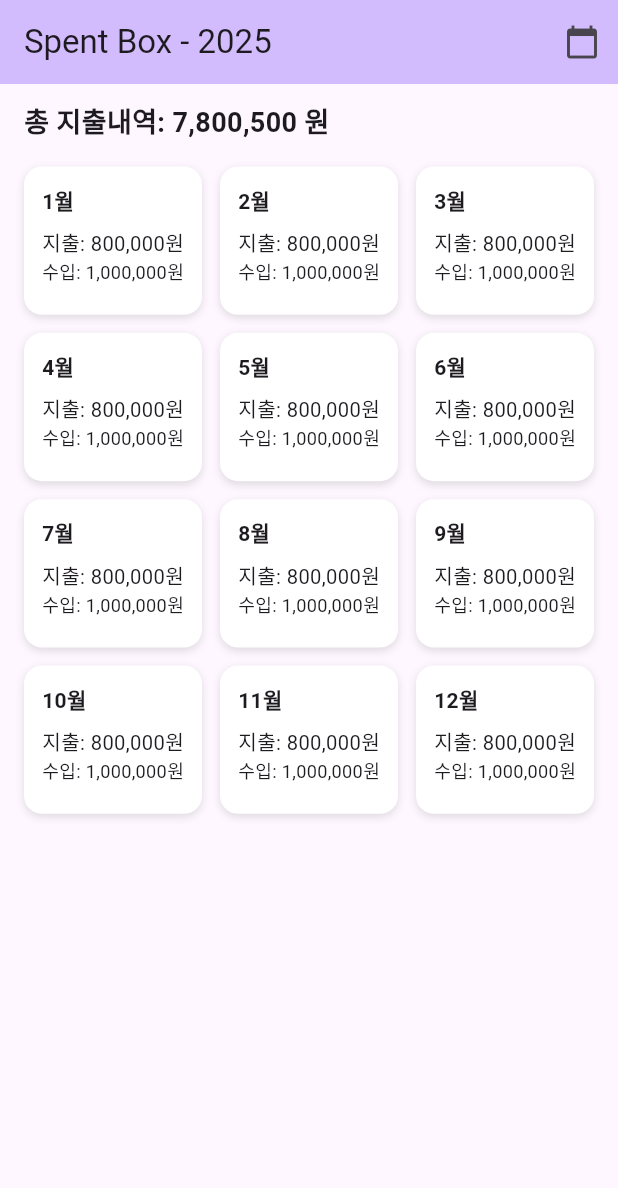
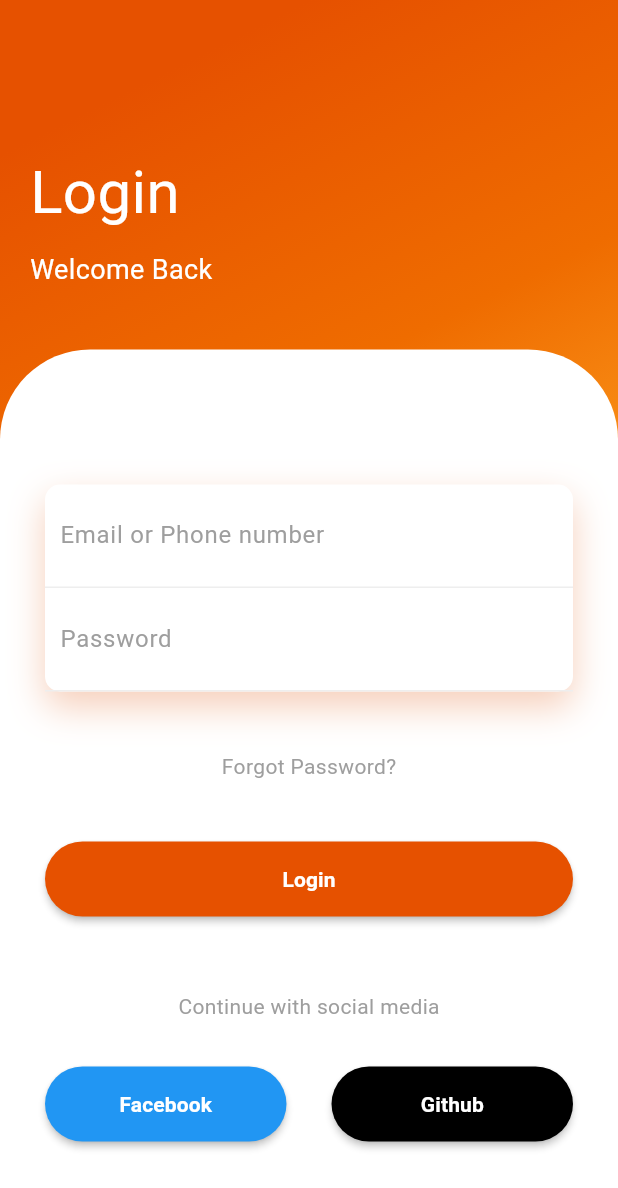
Before and after one commit to jaystar13/spent-box, a Flutter app: the screen it shows after launch, on a phone screen of 412 x 824 dp. Shown: the top 1188 px of the screen. Run offline on Flutter 3.47's test engine with Material 3 defaults, Android fonts, the phone set to English and light mode, and no system bars; our stand-ins replace animate_do.

Commit message:
feat: 로그인 화면

```diff
--- a/frontend/lib/main.dart
+++ b/frontend/lib/main.dart
@@ -1,145 +1,238 @@
+import 'package:animate_do/animate_do.dart';
 import 'package:flutter/material.dart';
-import 'package:frontend/pages/monthly_detail_page.dart';
+import 'package:frontend/pages/monthly_summary_page.dart';
 
-void main() {
-  runApp(const MyApp());
-}
+void main() => runApp(
+  MaterialApp(
+    debugShowCheckedModeBanner: false,
+    theme: ThemeData(
+      colorScheme: ColorScheme.fromSeed(seedColor: Colors.orange).copyWith(
+        inversePrimary: Colors.orange.shade900, // 원하는 색상으로 설정
+      ),
+      useMaterial3: true,
+    ),
+    home: HomePage(),
+  ),
+);
 
-class MyApp extends StatelessWidget {
-  const MyApp({super.key});
-
-  @override
-  Widget build(BuildContext context) {
-    return MaterialApp(
-      title: 'Spent Box',
-      theme: ThemeData(
-        colorScheme: ColorScheme.fromSeed(seedColor: Colors.deepPurple),
-      ),
-      home: const MyHomePage(title: 'Spent Box'),
-    );
-  }
-}
-
-class MyHomePage extends StatefulWidget {
-  const MyHomePage({super.key, required this.title});
-
-  final String title;
-
-  @override
-  State<MyHomePage> createState() => _MyHomePageState();
-}
-
-class _MyHomePageState extends State<MyHomePage> {
-  int selectedYear = 2025;
+class HomePage extends StatelessWidget {
+  const HomePage({super.key});
 
   @override
   Widget build(BuildContext context) {
     return Scaffold(
-      appBar: AppBar(
-        backgroundColor: Theme.of(context).colorScheme.inversePrimary,
-        title: Text('${widget.title} - $selectedYear'),
-        actions: [
-          PopupMenuButton(
-            icon: Icon(Icons.calendar_today),
-            itemBuilder: (context) => List.generate(10, (i) {
-              int year = 2025 - i;
-              return PopupMenuItem(value: year, child: Text('$year년'));
-            }),
-            onSelected: (year) {
-              setState(() {
-                selectedYear = year;
-              });
-            },
+      body: Container(
+        width: double.infinity,
+        decoration: BoxDecoration(
+          gradient: LinearGradient(
+            begin: Alignment.topCenter,
+            colors: [
+              Colors.orange.shade900,
+              Colors.orange.shade800,
+              Colors.orange.shade400,
+            ],
           ),
-        ],
-      ),
-      body: SafeArea(
-        bottom: true,
-        child: Padding(
-          padding: const EdgeInsets.symmetric(horizontal: 16.0, vertical: 12.0),
-          child: CustomScrollView(
-            slivers: [
-              SliverToBoxAdapter(
-                child: Column(
-                  crossAxisAlignment: CrossAxisAlignment.start,
-                  children: [
-                    Text(
-                      '총 지출내역: 7,800,500 원',
-                      style: TextStyle(
-                        fontSize: 18,
-                        fontWeight: FontWeight.bold,
+        ),
+        child: Column(
+          crossAxisAlignment: CrossAxisAlignment.start,
+          children: <Widget>[
+            SizedBox(height: 80),
+            Padding(
+              padding: EdgeInsets.all(20),
+              child: Column(
+                crossAxisAlignment: CrossAxisAlignment.start,
+                children: <Widget>[
+                  FadeInUp(
+                    duration: Duration(milliseconds: 1000),
+                    child: Text(
+                      "Login",
+                      style: TextStyle(color: Colors.white, fontSize: 40),
+                    ),
+                  ),
+                  SizedBox(height: 10),
+                  FadeInUp(
+                    duration: Duration(milliseconds: 1300),
+                    child: Text(
+                      "Welcome Back",
+                      style: TextStyle(color: Colors.white, fontSize: 18),
+                    ),
+                  ),
+                ],
+              ),
+            ),
+            SizedBox(height: 20),
+            Expanded(
+              child: Container(
+                decoration: BoxDecoration(
+                  color: Colors.white,
+                  borderRadius: BorderRadius.only(
+                    topLeft: Radius.circular(60),
+                    topRight: Radius.circular(60),
+                  ),
+                ),
+                child: Padding(
+                  padding: EdgeInsets.all(30),
+                  child: Column(
+                    children: <Widget>[
+                      SizedBox(height: 60),
+                      FadeInUp(
+                        duration: Duration(milliseconds: 1400),
+                        child: Container(
+                          decoration: BoxDecoration(
+                            color: Colors.white,
+                            borderRadius: BorderRadius.circular(10),
+                            boxShadow: [
+                              BoxShadow(
+                                color: Color.fromRGBO(225, 95, 27, .3),
+                                blurRadius: 20,
+                                offset: Offset(0, 10),
+                              ),
+                            ],
+                          ),
+                          child: Column(
+                            children: <Widget>[
+                              Container(
+                                padding: EdgeInsets.all(10),
+                                decoration: BoxDecoration(
+                                  border: Border(
+                                    bottom: BorderSide(
+                                      color: Colors.grey.shade200,
+                                    ),
+                                  ),
+                                ),
+                                child: TextField(
+                                  decoration: InputDecoration(
+                                    hintText: "Email or Phone number",
+                                    hintStyle: TextStyle(color: Colors.grey),
+                                    border: InputBorder.none,
+                                  ),
+                                ),
+                              ),
+                              Container(
+                                padding: EdgeInsets.all(10),
+                                decoration: BoxDecoration(
+                                  border: Border(
+                                    bottom: BorderSide(
+                                      color: Colors.grey.shade200,
+                                    ),
+                                  ),
+                                ),
+                                child: TextField(
+                                  obscureText: true,
+                                  decoration: InputDecoration(
+                                    hintText: "Password",
+                                    hintStyle: TextStyle(color: Colors.grey),
+                                    border: InputBorder.none,
+                                  ),
+                                ),
+                              ),
+                            ],
+                          ),
+                        ),
                       ),
-                    ),
-                    SizedBox(height: 16),
-                  ],
-                ),
-              ),
-              SliverPadding(
-                padding: EdgeInsets.only(bottom: 32),
-                sliver: SliverGrid(
-                  delegate: SliverChildBuilderDelegate((context, index) {
-                    int month = index + 1;
-                    return InkWell(
-                      onTap: () {
-                        Navigator.push(
-                          context,
-                          MaterialPageRoute(
-                            builder: (_) => MonthlyDetailPage(
-                              month: month,
-                              year: selectedYear,
+                      SizedBox(height: 40),
+                      FadeInUp(
+                        duration: Duration(milliseconds: 1500),
+                        child: Text(
+                          "Forgot Password?",
+                          style: TextStyle(color: Colors.grey),
+                        ),
+                      ),
+                      SizedBox(height: 40),
+                      FadeInUp(
+                        duration: Duration(milliseconds: 1600),
+                        child: MaterialButton(
+                          onPressed: () {
+                            Navigator.push(
+                              context,
+                              MaterialPageRoute(
+                                builder: (_) => MonthlySummaryPage(),
+                              ),
+                            );
+                          },
+                          height: 50,
+                          // margin: EdgeInsets.symmetric(horizontal: 50),
+                          color: Colors.orange[900],
+                          shape: RoundedRectangleBorder(
+                            borderRadius: BorderRadius.circular(50),
+                          ),
+                          // decoration: BoxDecoration(
+                          // ),
+                          child: Center(
+                            child: Text(
+                              "Login",
+                              style: TextStyle(
+                                color: Colors.white,
+                                fontWeight: FontWeight.bold,
+                              ),
                             ),
                           ),
-                        );
-                      },
-                      borderRadius: BorderRadius.circular(12),
-                      child: Container(
-                        decoration: BoxDecoration(
-                          color: Colors.white,
-                          borderRadius: BorderRadius.circular(12),
-                          boxShadow: [
-                            BoxShadow(
-                              color: Colors.black12,
-                              blurRadius: 4,
-                              offset: Offset(0, 2),
-                            ),
-                          ],
                         ),
-                        padding: const EdgeInsets.all(12),
-                        child: Column(
-                          crossAxisAlignment: CrossAxisAlignment.start,
-                          children: [
-                            FittedBox(
-                              fit: BoxFit.scaleDown,
-                              child: Text(
-                                '$month월',
-                                style: TextStyle(fontWeight: FontWeight.bold),
+                      ),
+                      SizedBox(height: 50),
+                      FadeInUp(
+                        duration: Duration(milliseconds: 1700),
+                        child: Text(
+                          "Continue with social media",
+                          style: TextStyle(color: Colors.grey),
+                        ),
+                      ),
+                      SizedBox(height: 30),
+                      Row(
+                        children: <Widget>[
+                          Expanded(
+                            child: FadeInUp(
+                              duration: Duration(milliseconds: 1800),
+                              child: MaterialButton(
+                                onPressed: () {},
+                                height: 50,
+                                color: Colors.blue,
+                                shape: RoundedRectangleBorder(
+                                  borderRadius: BorderRadius.circular(50),
+                                ),
+                                child: Center(
+                                  child: Text(
+                                    "Facebook",
+                                    style: TextStyle(
+                                      color: Colors.white,
+                                      fontWeight: FontWeight.bold,
+                                    ),
+                                  ),
+                                ),
                               ),
                             ),
-
-                            SizedBox(height: 8),
-                            FittedBox(
-                              fit: BoxFit.scaleDown,
-                              child: Text('지출: 800,000원'),
+                          ),
+                          SizedBox(width: 30),
+                          Expanded(
+                            child: FadeInUp(
+                              duration: Duration(milliseconds: 1900),
+                              child: MaterialButton(
+                                onPressed: () {},
+                                height: 50,
+                                shape: RoundedRectangleBorder(
+                                  borderRadius: BorderRadius.circular(50),
+                                ),
+                                color: Colors.black,
+                                child: Center(
+                                  child: Text(
+                                    "Github",
+                                    style: TextStyle(
+                                      color: Colors.white,
+                                      fontWeight: FontWeight.bold,
+                                    ),
+                                  ),
+                                ),
+                              ),
                             ),
-                            FittedBox(
-                              fit: BoxFit.scaleDown,
-                              child: Text('수입: 1,000,000원'),
-                            ),
-                          ],
-                        ),
+                          ),
+                        ],
                       ),
-                    );
-                  }, childCount: 12),
-                  gridDelegate: SliverGridDelegateWithFixedCrossAxisCount(
-                    crossAxisCount: 3,
-                    crossAxisSpacing: 12,
-                    mainAxisSpacing: 12,
-                    childAspectRatio: 1.2,
+                    ],
                   ),
                 ),
               ),
-            ],
-          ),
+            ),
+          ],
         ),
       ),
     );
--- a/frontend/lib/pages/category_items_page.dart
+++ b/frontend/lib/pages/category_items_page.dart
@@ -95,7 +95,10 @@ class _CategoryItemsPageState extends State<CategoryItemsPage> {
   @override
   Widget build(BuildContext context) {
     return Scaffold(
-      appBar: AppBar(title: Text('카테고리 구성항목 수정')),
+      appBar: AppBar(
+        title: Text('카테고리 구성항목 수정'),
+        backgroundColor: Theme.of(context).colorScheme.inversePrimary,
+      ),
       body: ListView(
         children: categoryChips.entries.map((entry) {
           final isUnclassified = entry.key == '미분류';
--- a/frontend/lib/pages/expense_upload_page.dart
+++ b/frontend/lib/pages/expense_upload_page.dart
@@ -19,7 +19,10 @@ class _ExpenseUploadPageState extends State<ExpenseUploadPage> {
     //String selectedBank = 'AA 카드';
 
     return Scaffold(
-      appBar: AppBar(title: Text('업로드 - ${widget.year}년 ${widget.month}월')),
+      appBar: AppBar(
+        title: Text('업로드 - ${widget.year}년 ${widget.month}월'),
+        backgroundColor: Theme.of(context).colorScheme.inversePrimary,
+      ),
       body: SingleChildScrollView(
         child: Padding(
           padding: const EdgeInsets.all(24.0),
--- a/frontend/lib/pages/monthly_detail_page.dart
+++ b/frontend/lib/pages/monthly_detail_page.dart
@@ -15,16 +15,16 @@ class _MonthlyDetailPageState extends State<MonthlyDetailPage> {
   @override
   Widget build(BuildContext context) {
     return Scaffold(
-      appBar: AppBar(title: Text('${widget.year}년 ${widget.month}월 상세 내역')),
+      appBar: AppBar(
+        title: Text('${widget.year}년 ${widget.month}월'),
+        backgroundColor: Theme.of(context).colorScheme.inversePrimary,
+      ),
       body: SingleChildScrollView(
         padding: const EdgeInsets.all(16.0),
         child: Column(
           crossAxisAlignment: CrossAxisAlignment.start,
           children: [
-            Text(
-              '${widget.year}년 ${widget.month}월 요약',
-              style: Theme.of(context).textTheme.titleLarge,
-            ),
+            Text('내역 요약', style: Theme.of(context).textTheme.titleLarge),
             const SizedBox(height: 16),
             Card(
               elevation: 2,
--- /dev/null
+++ b/frontend/lib/pages/monthly_summary_page.dart
@@ -0,0 +1,128 @@
+import 'package:flutter/material.dart';
+import 'package:frontend/pages/monthly_detail_page.dart';
+
+class MonthlySummaryPage extends StatefulWidget {
+  const MonthlySummaryPage({super.key});
+
+  @override
+  State<MonthlySummaryPage> createState() => _MonthlySummaryPageState();
+}
+
+class _MonthlySummaryPageState extends State<MonthlySummaryPage> {
+  int selectedYear = 2025;
+  String title = 'Spent Box';
+
+  @override
+  Widget build(BuildContext context) {
+    return Scaffold(
+      appBar: AppBar(
+        automaticallyImplyLeading: false,
+        backgroundColor: Theme.of(context).colorScheme.inversePrimary,
+        title: Text('$title - $selectedYear'),
+        actions: [
+          PopupMenuButton(
+            icon: Icon(Icons.calendar_today),
+            itemBuilder: (context) => List.generate(10, (i) {
+              int year = 2025 - i;
+              return PopupMenuItem(value: year, child: Text('$year년'));
+            }),
+            onSelected: (year) {
+              setState(() {
+                selectedYear = year;
+              });
+            },
+          ),
+        ],
+      ),
+      body: SafeArea(
+        bottom: true,
+        child: Padding(
+          padding: const EdgeInsets.symmetric(horizontal: 16.0, vertical: 12.0),
+          child: CustomScrollView(
+            slivers: [
+              SliverToBoxAdapter(
+                child: Column(
+                  crossAxisAlignment: CrossAxisAlignment.start,
+                  children: [
+                    Text(
+                      '총 지출내역: 7,800,500 원',
+                      style: TextStyle(
+                        fontSize: 18,
+                        fontWeight: FontWeight.bold,
+                      ),
+                    ),
+                    SizedBox(height: 16),
+                  ],
+                ),
+              ),
+              SliverPadding(
+                padding: EdgeInsets.only(bottom: 32),
+                sliver: SliverGrid(
+                  delegate: SliverChildBuilderDelegate((context, index) {
+                    int month = index + 1;
+                    return InkWell(
+                      onTap: () {
+                        Navigator.push(
+                          context,
+                          MaterialPageRoute(
+                            builder: (_) => MonthlyDetailPage(
+                              month: month,
+                              year: selectedYear,
+                            ),
+                          ),
+                        );
+                      },
+                      borderRadius: BorderRadius.circular(12),
+                      child: Container(
+                        decoration: BoxDecoration(
+                          color: Colors.white,
+                          borderRadius: BorderRadius.circular(12),
+                          boxShadow: [
+                            BoxShadow(
+                              color: Colors.black12,
+                              blurRadius: 4,
+                              offset: Offset(0, 2),
+                            ),
+                          ],
+                        ),
+                        padding: const EdgeInsets.all(12),
+                        child: Column(
+                          crossAxisAlignment: CrossAxisAlignment.start,
+                          children: [
+                            FittedBox(
+                              fit: BoxFit.scaleDown,
+                              child: Text(
+                                '$month월',
+                                style: TextStyle(fontWeight: FontWeight.bold),
+                              ),
+                            ),
+
+                            SizedBox(height: 8),
+                            FittedBox(
+                              fit: BoxFit.scaleDown,
+                              child: Text('지출: 800,000원'),
+                            ),
+                            FittedBox(
+                              fit: BoxFit.scaleDown,
+                              child: Text('수입: 1,000,000원'),
+                            ),
+                          ],
+                        ),
+                      ),
+                    );
+                  }, childCount: 12),
+                  gridDelegate: SliverGridDelegateWithFixedCrossAxisCount(
+                    crossAxisCount: 3,
+                    crossAxisSpacing: 12,
+                    mainAxisSpacing: 12,
+                    childAspectRatio: 1.2,
+                  ),
+                ),
+              ),
+            ],
+          ),
+        ),
+      ),
+    );
+  }
+}
--- a/frontend/pubspec.yaml
+++ b/frontend/pubspec.yaml
@@ -2,7 +2,7 @@ name: frontend
 description: "A new Flutter project."
 # The following line prevents the package from being accidentally published to
 # pub.dev using `flutter pub publish`. This is preferred for private packages.
-publish_to: 'none' # Remove this line if you wish to publish to pub.dev
+publish_to: "none" # Remove this line if you wish to publish to pub.dev
 
 # The following defines the version and build number for your application.
 # A version number is three numbers separated by dots, like 1.2.43
@@ -35,6 +35,8 @@ dependencies:
   # Use with the CupertinoIcons class for iOS style icons.
   cupertino_icons: ^1.0.8
 
+  animate_do: ^3.0.2
+
 dev_dependencies:
   flutter_test:
     sdk: flutter
@@ -51,7 +53,6 @@ dev_dependencies:
 
 # The following section is specific to Flutter packages.
 flutter:
-
   # The following line ensures that the Material Icons font is
   # included with your application, so that you can use the icons in
   # the material Icons class.
```
Also changed, not shown: frontend/pubspec.lock.
